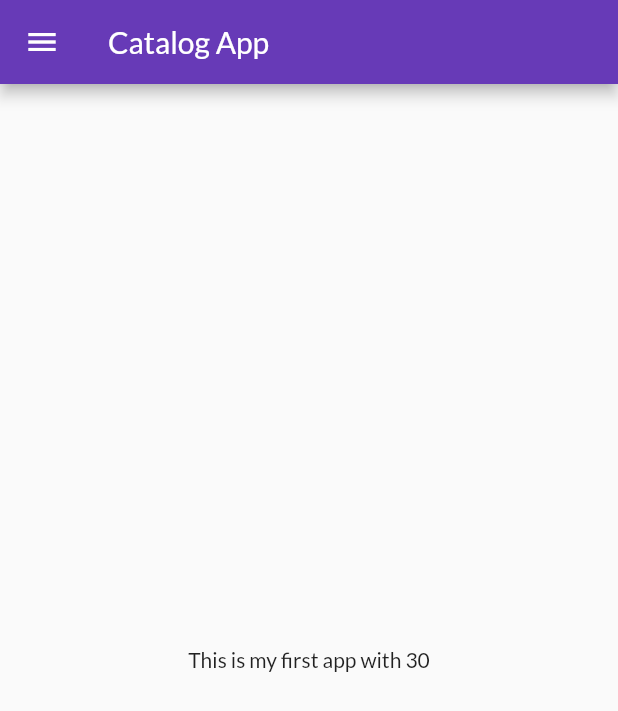
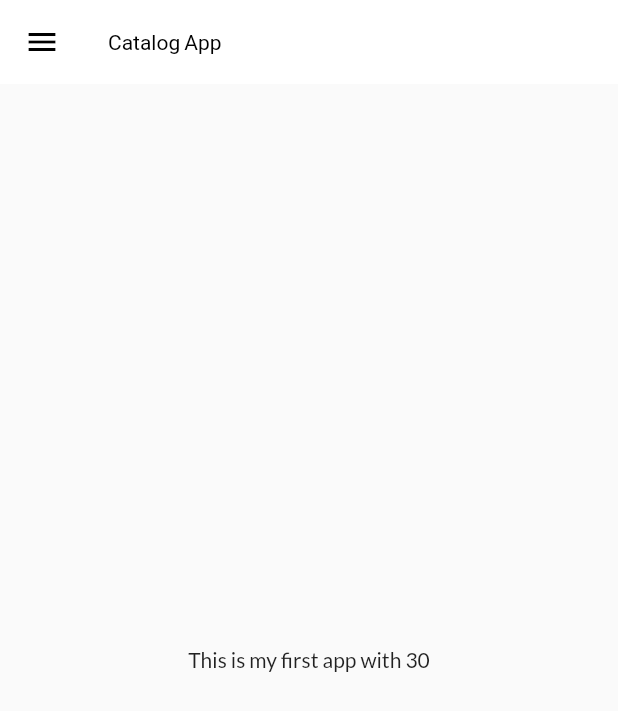
Before and after one commit to aboutaditya/30DaysFlutterLearn, a Flutter app: the screen it shows after launch, on a phone screen of 412 x 824 dp. Shown: the top 711 px of the screen. Run offline on Flutter 3.47's test engine with Material 2 defaults, Android fonts, the phone set to English and light mode, and no system bars; our stand-ins replace google_fonts.

Commit message:
theme extracted

```diff
--- a/lib/main.dart
+++ b/lib/main.dart
@@ -2,7 +2,7 @@ import 'package:flutter/material.dart';
 import 'package:flutter_application_1/pages/home_page.dart';
 import 'package:flutter_application_1/pages/login_page.dart';
 import 'package:flutter_application_1/utils/Routes.dart';
-import 'package:google_fonts/google_fonts.dart';
+import 'package:flutter_application_1/widget/theme.dart';
 
 void main() {
   runApp(const Myapp());
@@ -15,14 +15,8 @@ class Myapp extends StatelessWidget {
   Widget build(BuildContext context) {
     return MaterialApp(
       themeMode: ThemeMode.light,
-      theme: ThemeData(
-        primarySwatch: Colors.deepPurple,
-        fontFamily: GoogleFonts.lato().fontFamily,
-      ),
+      theme: Mythemes().themeData,
       debugShowCheckedModeBanner: false,
-      darkTheme: ThemeData(
-        brightness: Brightness.dark,
-      ),
       initialRoute: "/home",
       routes: {
         "/": (context) => const LoginPage(),
--- /dev/null
+++ b/lib/widget/theme.dart
@@ -0,0 +1,16 @@
+import 'package:flutter/material.dart';
+import 'package:google_fonts/google_fonts.dart';
+
+class Mythemes{
+      ThemeData get themeData => ThemeData(
+        primarySwatch: Colors.deepPurple,
+        fontFamily: GoogleFonts.lato().fontFamily,
+        appBarTheme: const AppBarTheme(
+          color: Colors.white,
+          elevation: 0.0,
+          iconTheme: IconThemeData(color: Colors.black),
+          titleTextStyle: TextStyle(color: Colors.black)
+        )
+      );
+
+}
```
Also changed, not shown: 1 other file.
